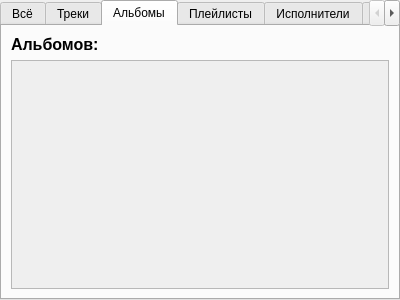
The window that pages/searchpage.ui (pamugk/deezer-qt-client) describes before a commit, drawn with Qt 5.
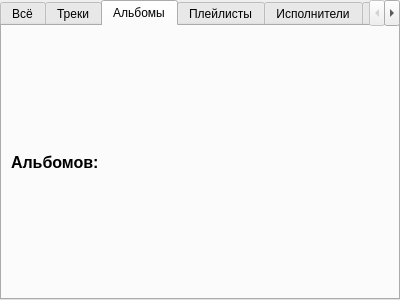
The same window after the commit. The open tabs and pages were chosen to show the change.

What changed in the file:
```diff
--- a/pages/searchpage.ui
+++ b/pages/searchpage.ui
@@ -94,34 +94,6 @@
       </property>
      </widget>
     </item>
-    <item>
-     <widget class="QScrollArea" name="albumScrollArea">
-      <property name="widgetResizable">
-       <bool>true</bool>
-      </property>
-      <widget class="QWidget" name="albumContents">
-       <property name="geometry">
-        <rect>
-         <x>0</x>
-         <y>0</y>
-         <width>376</width>
-         <height>229</height>
-        </rect>
-       </property>
-       <property name="sizePolicy">
-        <sizepolicy hsizetype="Preferred" vsizetype="Expanding">
-         <horstretch>0</horstretch>
-         <verstretch>0</verstretch>
-        </sizepolicy>
-       </property>
-       <layout class="QVBoxLayout" name="verticalLayout_8">
-        <item>
-         <layout class="QGridLayout" name="albumGrid_2"/>
-        </item>
-       </layout>
-      </widget>
-     </widget>
-    </item>
    </layout>
   </widget>
   <widget class="QWidget" name="playlistTab">
```
Left out of the diff: 25 changed lines with no effect on the pictures.
